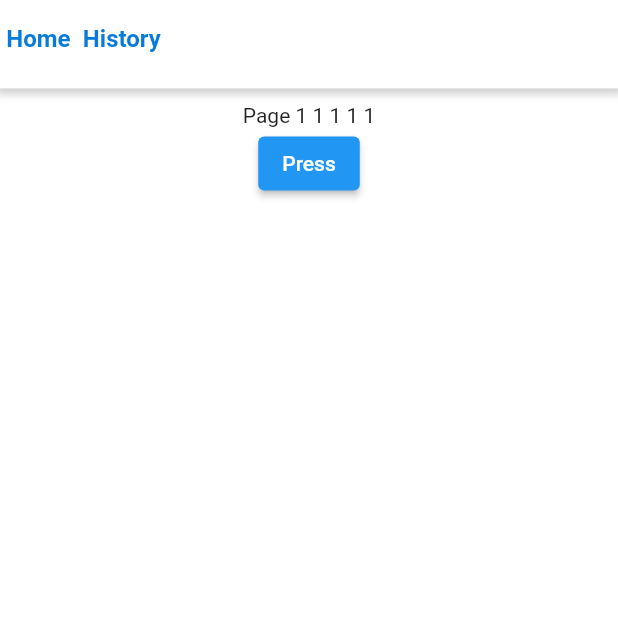
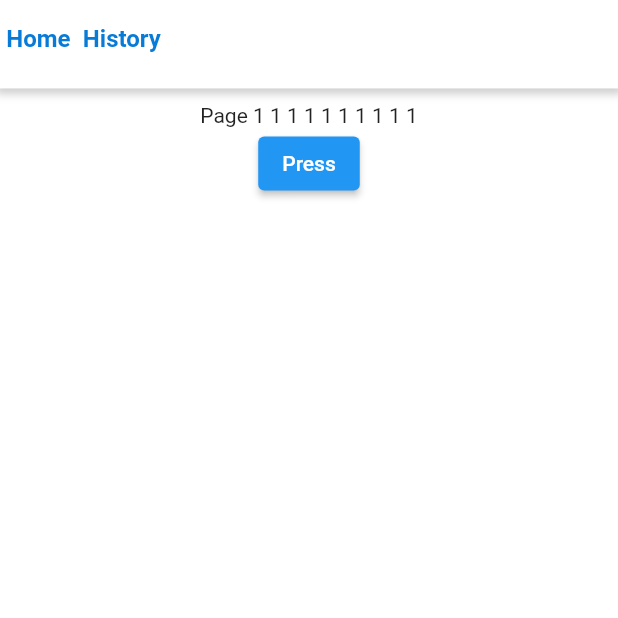
Before and after one commit to winterselmon/steward, a Flutter app: the screen it shows after launch, on a phone screen of 412 x 824 dp, the top half of it. Run offline on Flutter 3.47's test engine with Material 2 defaults, Android fonts, the phone set to English and light mode, and no system bars; our stand-ins replace bloc, equatable, google_fonts, sizer, url_strategy; Roboto replaces fonts that are missing (Kanit).

Commit message:
- change text

```diff
--- a/lib/presentation/home/view/home_page.dart
+++ b/lib/presentation/home/view/home_page.dart
@@ -39,7 +39,7 @@ class _HomePageState extends State<HomePage> {
             padding: const EdgeInsets.all(10.0),
             child: Column(
               children: [
-                const Text('Page 1 1 1 1 1'),
+                const Text('Page 1 1 1 1 1 1 1 1 1 1'),
                 ElevatedButton(onPressed: () {}, child: const Text('Press'))
               ],
             ),
```
